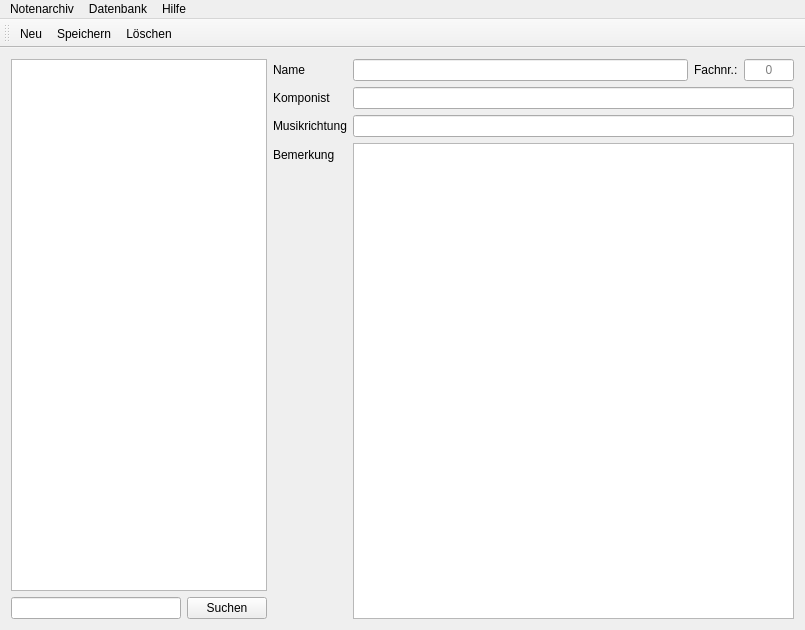
Qt form MainWindow.ui (lukeelten/notenarchiv) before a commit.
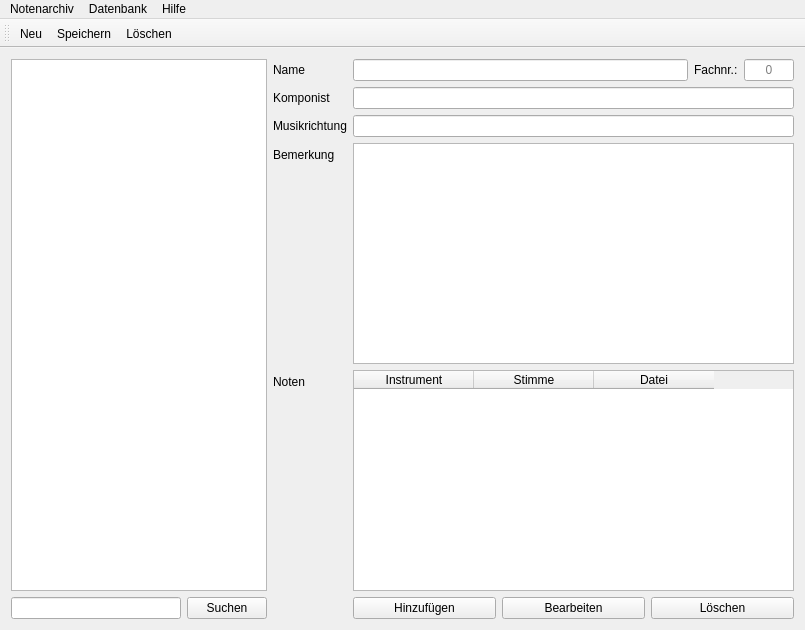
The same form after that commit. Icons and pictures are not drawn.

Commit message: Begonnen einen Archiv für eingescannte Noten zu bauen.

```diff
--- a/MainWindow.ui
+++ b/MainWindow.ui
@@ -127,7 +127,7 @@
           <property name="sizePolicy">
            <sizepolicy hsizetype="Expanding" vsizetype="Expanding">
             <horstretch>0</horstretch>
-            <verstretch>2</verstretch>
+            <verstretch>0</verstretch>
            </sizepolicy>
           </property>
           <property name="minimumSize">
@@ -208,6 +208,84 @@
           </item>
          </layout>
         </item>
+        <item row="4" column="1">
+         <widget class="QTableWidget" name="files">
+          <property name="editTriggers">
+           <set>QAbstractItemView::NoEditTriggers</set>
+          </property>
+          <property name="selectionMode">
+           <enum>QAbstractItemView::SingleSelection</enum>
+          </property>
+          <property name="sortingEnabled">
+           <bool>true</bool>
+          </property>
+          <attribute name="horizontalHeaderCascadingSectionResizes">
+           <bool>false</bool>
+          </attribute>
+          <attribute name="horizontalHeaderDefaultSectionSize">
+           <number>120</number>
+          </attribute>
+          <attribute name="verticalHeaderCascadingSectionResizes">
+           <bool>false</bool>
+          </attribute>
+          <attribute name="verticalHeaderShowSortIndicator" stdset="0">
+           <bool>false</bool>
+          </attribute>
+          <column>
+           <property name="text">
+            <string>Instrument</string>
+           </property>
+          </column>
+          <column>
+           <property name="text">
+            <string>Stimme</string>
+           </property>
+          </column>
+          <column>
+           <property name="text">
+            <string>Datei</string>
+           </property>
+          </column>
+         </widget>
+        </item>
+        <item row="4" column="0">
+         <widget class="QLabel" name="label_5">
+          <property name="text">
+           <string>Noten</string>
+          </property>
+         </widget>
+        </item>
+        <item row="5" column="1">
+         <layout class="QHBoxLayout" name="horizontalLayout_4">
+          <property name="leftMargin">
+           <number>0</number>
+          </property>
+          <property name="topMargin">
+           <number>0</number>
+          </property>
+          <item>
+           <widget class="QPushButton" name="buttonAdd">
+            <property name="text">
+             <string>Hinzufügen</string>
+            </property>
+           </widget>
+          </item>
+          <item>
+           <widget class="QPushButton" name="buttonEdit">
+            <property name="text">
+             <string>Bearbeiten</string>
+            </property>
+           </widget>
+          </item>
+          <item>
+           <widget class="QPushButton" name="buttonDelete">
+            <property name="text">
+             <string>Löschen</string>
+            </property>
+           </widget>
+          </item>
+         </layout>
+        </item>
        </layout>
       </item>
      </layout>
```
The commit also changes 7 other files.
